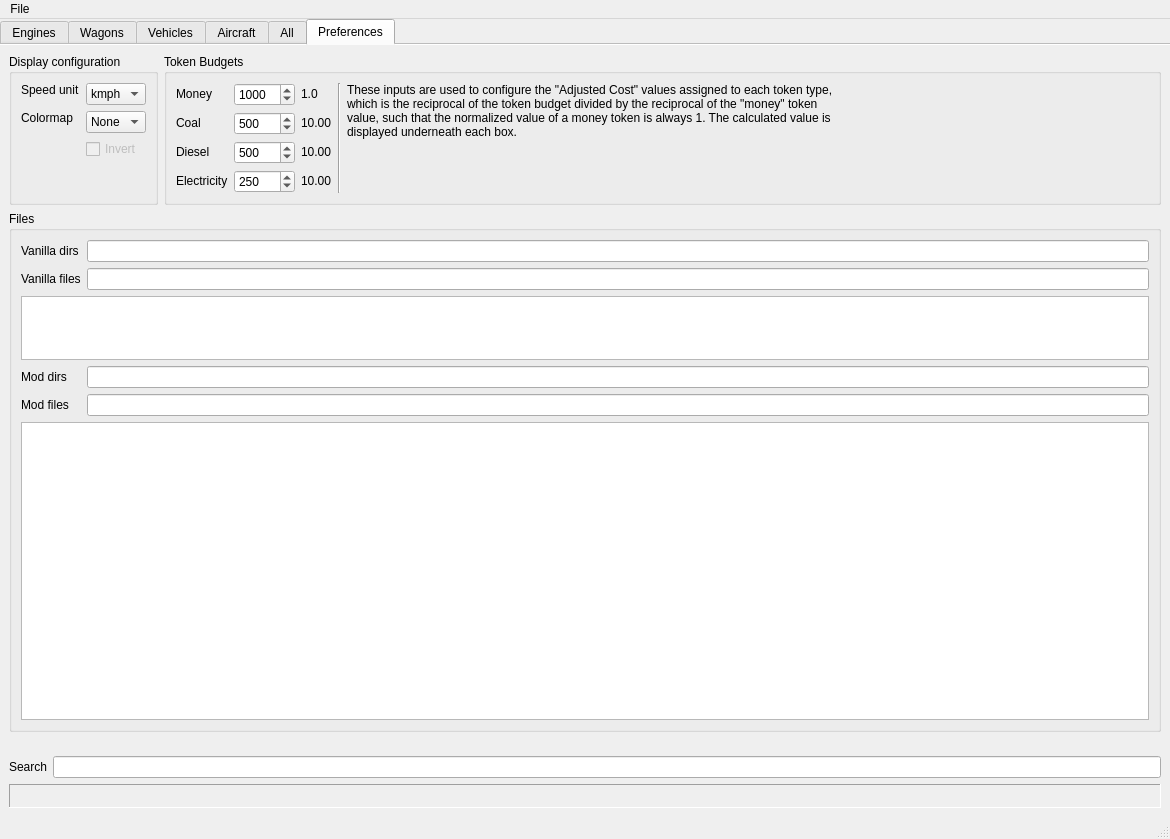
First picture: the form in mainwindow.ui, repository killerbee13/mashinky-stats, before the edit.
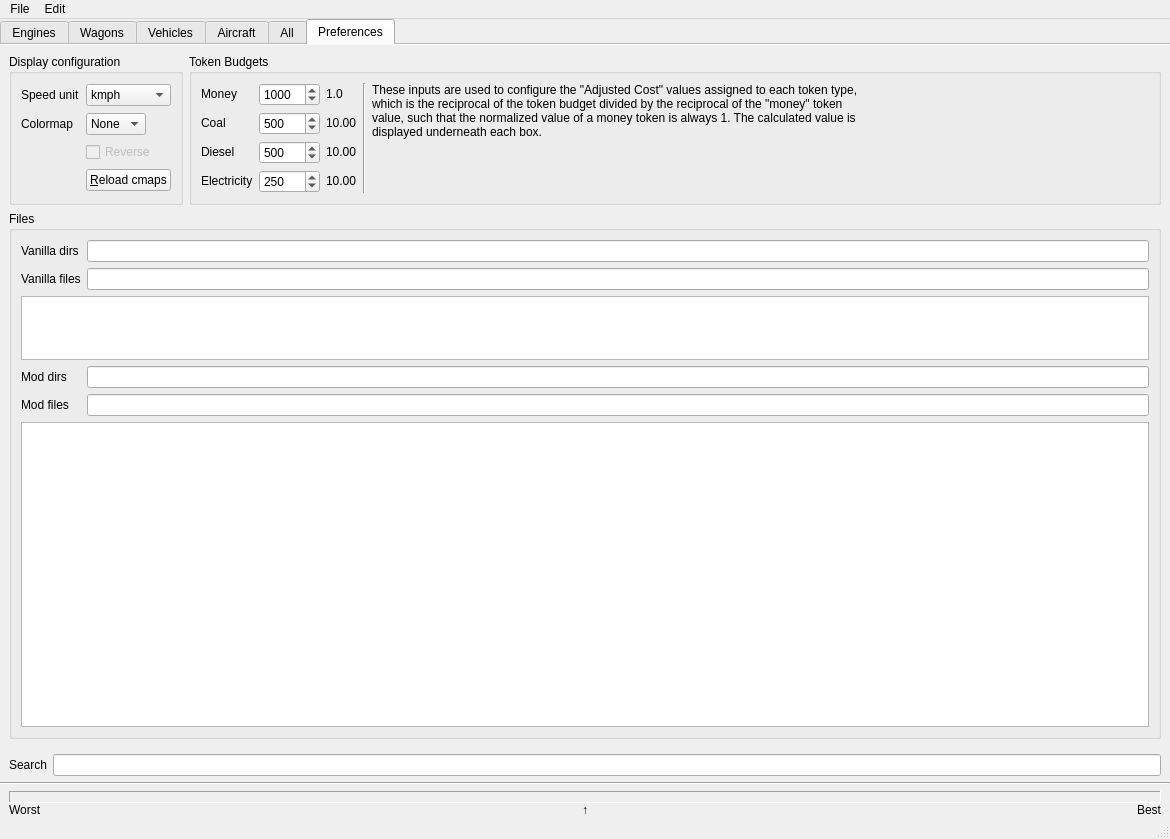
Second picture: the form after the edit. The open tabs and pages were chosen to show the change. Icons and pictures are not drawn.

Commit message:
Added Turbo R-O-G cmap, fixed layout for real(tm)
- Turbo R-O-G is slightly less than half of Turbo, reversed
- Tables now have minimal vertical row padding and columns now size to
their contents
- MainWindow now has a minimum size of 640x480, which is already small
enough that you can barely see anything on the tables
- Fixed the sizes of everything on the preferences tab so that nothing
gets cropped even at the minimum size
- Display and budget config boxes now have aligned vertical spacing,
finally
- cmap files can now be reloaded
- Added cmap center indicator

```diff
--- a/mainwindow.ui
+++ b/mainwindow.ui
@@ -10,6 +10,12 @@
     <height>839</height>
    </rect>
   </property>
+  <property name="minimumSize">
+   <size>
+    <width>640</width>
+    <height>480</height>
+   </size>
+  </property>
   <property name="windowTitle">
    <string>Mashinky Stats Viewer</string>
   </property>
@@ -36,8 +42,8 @@
     <property name="bottomMargin">
      <number>0</number>
     </property>
-    <item row="2" column="0">
-     <widget class="QFrame" name="frame_search">
+    <item row="3" column="0">
+     <widget class="QFrame" name="frame_vis_cmap">
       <property name="sizePolicy">
        <sizepolicy hsizetype="Expanding" vsizetype="Preferred">
         <horstretch>0</horstretch>
@@ -48,10 +54,76 @@
        <enum>QFrame::NoFrame</enum>
       </property>
       <property name="frameShadow">
-       <enum>QFrame::Plain</enum>
+       <enum>QFrame::Sunken</enum>
       </property>
       <layout class="QGridLayout" name="gridLayout_9">
-       <item row="2" column="0" colspan="2">
+       <property name="topMargin">
+        <number>0</number>
+       </property>
+       <property name="bottomMargin">
+        <number>0</number>
+       </property>
+       <property name="spacing">
+        <number>0</number>
+       </property>
+       <item row="2" column="1" alignment="Qt::AlignHCenter|Qt::AlignVCenter">
+        <widget class="QLabel" name="lbl_center_ind">
+         <property name="sizePolicy">
+          <sizepolicy hsizetype="Fixed" vsizetype="Preferred">
+           <horstretch>0</horstretch>
+           <verstretch>0</verstretch>
+          </sizepolicy>
+         </property>
+         <property name="text">
+          <string>↑</string>
+         </property>
+         <property name="alignment">
+          <set>Qt::AlignHCenter|Qt::AlignTop</set>
+         </property>
+        </widget>
+       </item>
+       <item row="2" column="2">
+        <widget class="QLabel" name="lbl_best">
+         <property name="sizePolicy">
+          <sizepolicy hsizetype="Fixed" vsizetype="Preferred">
+           <horstretch>0</horstretch>
+           <verstretch>0</verstretch>
+          </sizepolicy>
+         </property>
+         <property name="minimumSize">
+          <size>
+           <width>100</width>
+           <height>0</height>
+          </size>
+         </property>
+         <property name="text">
+          <string>Best</string>
+         </property>
+         <property name="alignment">
+          <set>Qt::AlignRight|Qt::AlignTrailing|Qt::AlignVCenter</set>
+         </property>
+        </widget>
+       </item>
+       <item row="2" column="0">
+        <widget class="QLabel" name="lbl_worst">
+         <property name="sizePolicy">
+          <sizepolicy hsizetype="Fixed" vsizetype="Preferred">
+           <horstretch>0</horstretch>
+           <verstretch>0</verstretch>
+          </sizepolicy>
+         </property>
+         <property name="minimumSize">
+          <size>
+           <width>100</width>
+           <height>0</height>
+          </size>
+         </property>
+         <property name="text">
+          <string>Worst</string>
+         </property>
+        </widget>
+       </item>
+       <item row="1" column="0" colspan="3">
         <widget class="QLabel" name="vis_cmap">
          <property name="sizePolicy">
           <sizepolicy hsizetype="Expanding" vsizetype="Fixed">
@@ -62,7 +134,13 @@
          <property name="minimumSize">
           <size>
            <width>0</width>
-           <height>24</height>
+           <height>12</height>
+          </size>
+         </property>
+         <property name="maximumSize">
+          <size>
+           <width>16777215</width>
+           <height>12</height>
           </size>
          </property>
          <property name="frameShape">
@@ -79,22 +157,6 @@
          </property>
         </widget>
        </item>
-       <item row="1" column="1">
-        <widget class="QLineEdit" name="lineEdit_search"/>
-       </item>
-       <item row="1" column="0">
-        <widget class="QLabel" name="lbl_search">
-         <property name="sizePolicy">
-          <sizepolicy hsizetype="Fixed" vsizetype="Preferred">
-           <horstretch>0</horstretch>
-           <verstretch>0</verstretch>
-          </sizepolicy>
-         </property>
-         <property name="text">
-          <string>Search</string>
-         </property>
-        </widget>
-       </item>
       </layout>
      </widget>
     </item>
@@ -276,6 +338,9 @@
           <property name="lineWidth">
            <number>0</number>
           </property>
+          <property name="sizeAdjustPolicy">
+           <enum>QAbstractScrollArea::AdjustToContents</enum>
+          </property>
           <property name="widgetResizable">
            <bool>true</bool>
           </property>
@@ -285,22 +350,22 @@
              <x>0</x>
              <y>0</y>
              <width>1170</width>
-             <height>687</height>
+             <height>691</height>
             </rect>
            </property>
            <layout class="QVBoxLayout" name="verticalLayout_2">
             <item alignment="Qt::AlignTop">
              <widget class="QFrame" name="frame">
               <property name="sizePolicy">
-               <sizepolicy hsizetype="Preferred" vsizetype="Fixed">
+               <sizepolicy hsizetype="MinimumExpanding" vsizetype="MinimumExpanding">
                 <horstretch>0</horstretch>
                 <verstretch>0</verstretch>
                </sizepolicy>
               </property>
               <property name="minimumSize">
                <size>
-                <width>16</width>
-                <height>12</height>
+                <width>0</width>
+                <height>0</height>
                </size>
               </property>
               <property name="frameShape">
@@ -325,11 +390,17 @@
                <item row="0" column="0">
                 <widget class="QGroupBox" name="groupBox_display">
                  <property name="sizePolicy">
-                  <sizepolicy hsizetype="Fixed" vsizetype="Expanding">
+                  <sizepolicy hsizetype="Fixed" vsizetype="MinimumExpanding">
                    <horstretch>0</horstretch>
                    <verstretch>0</verstretch>
                   </sizepolicy>
                  </property>
+                 <property name="minimumSize">
+                  <size>
+                   <width>0</width>
+                   <height>0</height>
+                  </size>
+                 </property>
                  <property name="maximumSize">
                   <size>
                    <width>16777215</width>
@@ -348,20 +419,44 @@
                  <property name="checkable">
                   <bool>false</bool>
                  </property>
-                 <layout class="QFormLayout" name="formLayout">
-                  <item row="0" column="0">
-                   <widget class="QLabel" name="label_unit">
+                 <layout class="QGridLayout" name="gridLayout_10">
+                  <item row="2" column="1">
+                   <widget class="QCheckBox" name="sel_cmap_inv">
+                    <property name="enabled">
+                     <bool>false</bool>
+                    </property>
                     <property name="sizePolicy">
-                     <sizepolicy hsizetype="Fixed" vsizetype="Fixed">
+                     <sizepolicy hsizetype="Preferred" vsizetype="Fixed">
                       <horstretch>0</horstretch>
                       <verstretch>0</verstretch>
                      </sizepolicy>
                     </property>
                     <property name="text">
-                     <string>Speed unit</string>
+                     <string>Reverse</string>
                     </property>
                    </widget>
                   </item>
+                  <item row="1" column="1">
+                   <widget class="QComboBox" name="sel_cmap">
+                    <property name="sizePolicy">
+                     <sizepolicy hsizetype="Fixed" vsizetype="Fixed">
+                      <horstretch>0</horstretch>
+                      <verstretch>0</verstretch>
+                     </sizepolicy>
+                    </property>
+                    <property name="minimumSize">
+                     <size>
+                      <width>60</width>
+                      <height>0</height>
+                     </size>
+                    </property>
+                    <item>
+                     <property name="text">
+                      <string>None</string>
+                     </property>
+                    </item>
+                   </widget>
+                  </item>
                   <item row="0" column="1">
                    <widget class="QComboBox" name="sel_unit">
                     <property name="sizePolicy">
@@ -388,8 +483,15 @@
                     </item>
                    </widget>
                   </item>
+                  <item row="3" column="1">
+                   <widget class="QPushButton" name="btn_reload_cmaps">
+                    <property name="text">
+                     <string>&amp;Reload cmaps</string>
+                    </property>
+                   </widget>
+                  </item>
                   <item row="1" column="0">
-                   <widget class="QLabel" name="label_cmap">
+                   <widget class="QLabel" name="lbl_cmap">
                     <property name="sizePolicy">
                      <sizepolicy hsizetype="Fixed" vsizetype="Fixed">
                       <horstretch>0</horstretch>
@@ -401,60 +503,16 @@
                     </property>
                    </widget>
                   </item>
-                  <item row="1" column="1">
-                   <widget class="QComboBox" name="sel_cmap">
+                  <item row="0" column="0">
+                   <widget class="QLabel" name="lbl_unit">
                     <property name="sizePolicy">
                      <sizepolicy hsizetype="Fixed" vsizetype="Fixed">
                       <horstretch>0</horstretch>
                       <verstretch>0</verstretch>
                      </sizepolicy>
                     </property>
-                    <property name="minimumSize">
-                     <size>
-                      <width>60</width>
-                      <height>0</height>
-                     </size>
-                    </property>
-                    <item>
-                     <property name="text">
-                      <string>None</string>
-                     </property>
-                    </item>
-                   </widget>
-                  </item>
-                  <item row="2" column="0">
-                   <widget class="QLabel" name="label_3">
                     <property name="text">
-                     <string/>
-                    </property>
-                   </widget>
-                  </item>
-                  <item row="2" column="1">
-                   <widget class="QCheckBox" name="sel_cmap_inv">
-                    <property name="enabled">
-                     <bool>false</bool>
-                    </property>
-                    <property name="sizePolicy">
-                     <sizepolicy hsizetype="Preferred" vsizetype="Fixed">
-                      <horstretch>0</horstretch>
-                      <verstretch>0</verstretch>
-                     </sizepolicy>
-                    </property>
-                    <property name="text">
-                     <string>Invert</string>
-                    </property>
-                   </widget>
-                  </item>
-                  <item row="3" column="0">
-                   <widget class="QLabel" name="label_2">
-                    <property name="sizePolicy">
-                     <sizepolicy hsizetype="Preferred" vsizetype="Fixed">
-                      <horstretch>0</horstretch>
-                      <verstretch>0</verstretch>
-                     </sizepolicy>
-                    </property>
-                    <property name="text">
-                     <string/>
+                     <string>Speed unit</string>
                     </property>
                    </widget>
                   </item>
@@ -464,14 +522,14 @@
                <item row="0" column="1">
                 <widget class="QGroupBox" name="groupBox_tokens">
                  <property name="sizePolicy">
-                  <sizepolicy hsizetype="Preferred" vsizetype="Fixed">
+                  <sizepolicy hsizetype="MinimumExpanding" vsizetype="MinimumExpanding">
                    <horstretch>0</horstretch>
                    <verstretch>0</verstretch>
                   </sizepolicy>
                  </property>
                  <property name="minimumSize">
                   <size>
-                   <width>300</width>
+                   <width>0</width>
                    <height>0</height>
                   </size>
                  </property>
@@ -497,7 +555,35 @@
                   <property name="verticalSpacing">
                    <number>6</number>
                   </property>
-                  <item row="1" column="2">
+                  <item row="3" column="1">
+                   <widget class="QSpinBox" name="amt_electric">
+                    <property name="sizePolicy">
+                     <sizepolicy hsizetype="Fixed" vsizetype="Fixed">
+                      <horstretch>0</horstretch>
+                      <verstretch>0</verstretch>
+                     </sizepolicy>
+                    </property>
+                    <property name="minimumSize">
+                     <size>
+                      <width>50</width>
+                      <height>0</height>
+                     </size>
+                    </property>
+                    <property name="maximum">
+                     <number>10000</number>
+                    </property>
+                    <property name="singleStep">
+                     <number>10</number>
+                    </property>
+                    <property name="stepType">
+                     <enum>QAbstractSpinBox::AdaptiveDecimalStepType</enum>
+                    </property>
+                    <property name="value">
+                     <number>250</number>
+                    </property>
+                   </widget>
+                  </item>
+                  <item row="0" column="2">
                    <widget class="QLabel" name="lbl_adj_cash">
                     <property name="sizePolicy">
                      <sizepolicy hsizetype="Fixed" vsizetype="Fixed">
@@ -516,93 +602,8 @@
                     </property>
                    </widget>
                   </item>
-                  <item row="1" column="0">
-                   <widget class="QLabel" name="lbl_cash">
-                    <property name="sizePolicy">
-                     <sizepolicy hsizetype="Minimum" vsizetype="Fixed">
-                      <horstretch>0</horstretch>
-                      <verstretch>0</verstretch>
-                     </sizepolicy>
-                    </property>
-                    <property name="text">
-                     <string>Money</string>
-                    </property>
-                   </widget>
-                  </item>
-                  <item row="1" column="1">
-                   <widget class="QSpinBox" name="amt_cash">
-                    <property name="sizePolicy">
-                     <sizepolicy hsizetype="Fixed" vsizetype="Fixed">
-                      <horstretch>0</horstretch>
-                      <verstretch>0</verstretch>
-                     </sizepolicy>
-                    </property>
-                    <property name="minimumSize">
-                     <size>
-                      <width>50</width>
-                      <height>0</height>
-                     </size>
-                    </property>
-                    <property name="frame">
-                     <bool>true</bool>
-                    </property>
-                    <property name="maximum">
-                     <number>10000</number>
-                    </property>
-                    <property name="singleStep">
-                     <number>10</number>
-                    </property>
-                    <property name="stepType">
-                     <enum>QAbstractSpinBox::AdaptiveDecimalStepType</enum>
-                    </property>
-                    <property name="value">
-                     <number>1000</number>
-                    </property>
-                   </widget>
-                  </item>
-                  <item row="2" column="1">
-                   <widget class="QSpinBox" name="amt_coal">
-                    <property name="sizePolicy">
-                     <sizepolicy hsizetype="Fixed" vsizetype="Fixed">
-                      <horstretch>0</horstretch>
-                      <verstretch>0</verstretch>
-                     </sizepolicy>
-                    </property>
-                    <property name="minimumSize">
-                     <size>
-                      <width>50</width>
-                      <height>0</height>
-                     </size>
-                    </property>
-                    <property name="maximum">
-                     <number>10000</number>
-                    </property>
-                    <property name="singleStep">
-                     <number>10</number>
-                    </property>
-                    <property name="stepType">
-                     <enum>QAbstractSpinBox::AdaptiveDecimalStepType</enum>
-                    </property>
-                    <property name="value">
-                     <number>500</number>
-                    </property>
-                   </widget>
-                  </item>
-                  <item row="2" column="0">
-                   <widget class="QLabel" name="lbl_coal">
-                    <property name="sizePolicy">
-                     <sizepolicy hsizetype="Minimum" vsizetype="Fixed">
-                      <horstretch>0</horstretch>
-                      <verstretch>0</verstretch>
-                     </sizepolicy>
-                    </property>
-                    <property name="text">
-                     <string>Coal</string>
-                    </property>
-                   </widget>
-                  </item>
                   <item row="2" column="2">
-                   <widget class="QLabel" name="lbl_adj_coal">
+                   <widget class="QLabel" name="lbl_adj_diesel">
                     <property name="sizePolicy">
                      <sizepolicy hsizetype="Minimum" vsizetype="Fixed">
                       <horstretch>0</horstretch>
@@ -620,7 +621,35 @@
                     </property>
                    </widget>
                   </item>
-                  <item row="3" column="1">
+                  <item row="1" column="1">
+                   <widget class="QSpinBox" name="amt_coal">
+                    <property name="sizePolicy">
+                     <sizepolicy hsizetype="Fixed" vsizetype="Fixed">
+                      <horstretch>0</horstretch>
+                      <verstretch>0</verstretch>
+                     </sizepolicy>
+                    </property>
+                    <property name="minimumSize">
+                     <size>
+                      <width>50</width>
+                      <height>0</height>
+                     </size>
+                    </property>
+                    <property name="maximum">
+                     <number>10000</number>
+                    </property>
+                    <property name="singleStep">
+                     <number>10</number>
+                    </property>
+                    <property name="stepType">
+                     <enum>QAbstractSpinBox::AdaptiveDecimalStepType</enum>
+                    </property>
+                    <property name="value">
+                     <number>500</number>
+                    </property>
+                   </widget>
+                  </item>
+                  <item row="2" column="1">
                    <widget class="QSpinBox" name="amt_diesel">
                     <property name="sizePolicy">
                      <sizepolicy hsizetype="Fixed" vsizetype="Fixed">
@@ -648,35 +677,7 @@
                     </property>
                    </widget>
                   </item>
-                  <item row="4" column="1">
-                   <widget class="QSpinBox" name="amt_electric">
-                    <property name="sizePolicy">
-                     <sizepolicy hsizetype="Fixed" vsizetype="Fixed">
-                      <horstretch>0</horstretch>
-                      <verstretch>0</verstretch>
-                     </sizepolicy>
-                    </property>
-                    <property name="minimumSize">
-                     <size>
-                      <width>50</width>
-                      <height>0</height>
-                     </size>
-                    </property>
-                    <property name="maximum">
-                     <number>10000</number>
-                    </property>
-                    <property name="singleStep">
-                     <number>10</number>
-                    </property>
-                    <property name="stepType">
-                     <enum>QAbstractSpinBox::AdaptiveDecimalStepType</enum>
-                    </property>
-                    <property name="value">
-                     <number>250</number>
-                    </property>
-                   </widget>
-                  </item>
-                  <item row="3" column="0">
+                  <item row="2" column="0">
                    <widget class="QLabel" name="lbl_diesel">
                     <property name="sizePolicy">
                      <sizepolicy hsizetype="Minimum" vsizetype="Fixed">
@@ -689,10 +690,36 @@
                     </property>
                    </widget>
                   </item>
-                  <item row="4" column="0">
-                   <widget class="QLabel" name="lbl_electric">
+                  <item row="1" column="0">
+                   <widget class="QLabel" name="lbl_coal">
                     <property name="sizePolicy">
-                     <sizepolicy hsizetype="Fixed" vsizetype="Fixed">
+                     <sizepolicy hsizetype="Minimum" vsizetype="Fixed">
+                      <horstretch>0</horstretch>
+                      <verstretch>0</verstretch>
+                     </sizepolicy>
+                    </property>
+                    <property name="text">
+                     <string>Coal</string>
+                    </property>
+                   </widget>
+                  </item>
+                  <item row="0" column="0">
+                   <widget class="QLabel" name="lbl_cash">
+                    <property name="sizePolicy">
+                     <sizepolicy hsizetype="Minimum" vsizetype="Fixed">
+                      <horstretch>0</horstretch>
+                      <verstretch>0</verstretch>
+                     </sizepolicy>
+                    </property>
+                    <property name="text">
+                     <string>Money</string>
+                    </property>
+                   </widget>
+                  </item>
+                  <item row="0" column="3" rowspan="4">
+                   <widget class="Line" name="line">
+                    <property name="sizePolicy">
+                     <sizepolicy hsizetype="Fixed" vsizetype="Expanding">
                       <horstretch>0</horstretch>
                       <verstretch>0</verstretch>
                      </sizepolicy>
@@ -703,31 +730,31 @@
                       <height>0</height>
                      </size>
                     </property>
+                    <property name="orientation">
+                     <enum>Qt::Vertical</enum>
+                    </property>
+                   </widget>
+                  </item>
+                  <item row="1" column="2">
+                   <widget class="QLabel" name="lbl_adj_coal">
+                    <property name="sizePolicy">
+                     <sizepolicy hsizetype="Minimum" vsizetype="Fixed">
+                      <horstretch>0</horstretch>
+                      <verstretch>0</verstretch>
+                     </sizepolicy>
+                    </property>
+                    <property name="minimumSize">
+                     <size>
+                      <width>30</width>
+                      <height>0</height>
+                     </size>
+                    </property>
                     <property name="text">
-                     <string>Electricity</string>
+                     <string>10.00</string>
                     </property>
                    </widget>
                   </item>
                   <item row="3" column="2">
-                   <widget class="QLabel" name="lbl_adj_diesel">
-                    <property name="sizePolicy">
-                     <sizepolicy hsizetype="Minimum" vsizetype="Fixed">
-                      <horstretch>0</horstretch>
-                      <verstretch>0</verstretch>
-                     </sizepolicy>
-                    </property>
-                    <property name="minimumSize">
-                     <size>
-                      <width>30</width>
-                      <height>0</height>
-                     </size>
-                    </property>
-                    <property name="text">
-                     <string>10.00</string>
-                    </property>
-                   </widget>
-                  </item>
-                  <item row="4" column="2">
                    <widget class="QLabel" name="lbl_adj_electric">
                     <property name="sizePolicy">
                      <sizepolicy hsizetype="Minimum" vsizetype="Fixed">
@@ -746,17 +773,48 @@
                     </property>
                    </widget>
                   </item>
-                  <item row="1" column="4" rowspan="4" colspan="3">
-                   <widget class="QLabel" name="label">
+                  <item row="0" column="1">
+                   <widget class="QSpinBox" name="amt_cash">
                     <property name="sizePolicy">
-                     <sizepolicy hsizetype="Expanding" vsizetype="Expanding">
+                     <sizepolicy hsizetype="Fixed" vsizetype="Fixed">
                       <horstretch>0</horstretch>
                       <verstretch>0</verstretch>
                      </sizepolicy>
                     </property>
                     <property name="minimumSize">
                      <size>
-                      <width>240</width>
+                      <width>50</width>
+                      <height>0</height>
+                     </size>
+                    </property>
+                    <property name="frame">
+                     <bool>true</bool>
+                    </property>
+                    <property name="maximum">
+                     <number>10000</number>
+                    </property>
+                    <property name="singleStep">
+                     <number>10</number>
+                    </property>
+                    <property name="stepType">
+                     <enum>QAbstractSpinBox::AdaptiveDecimalStepType</enum>
+                    </property>
+                    <property name="value">
+                     <number>1000</number>
+                    </property>
+                   </widget>
+                  </item>
+                  <item row="0" column="4" rowspan="4" colspan="2">
+                   <widget class="QLabel" name="lbl_adjcost_desc">
+                    <property name="sizePolicy">
+                     <sizepolicy hsizetype="Preferred" vsizetype="Expanding">
+                      <horstretch>0</horstretch>
+                      <verstretch>0</verstretch>
+                     </sizepolicy>
+                    </property>
+                    <property name="minimumSize">
+                     <size>
+                      <width>180</width>
                       <height>0</height>
                      </size>
                     </property>
@@ -783,10 +841,10 @@
                     </property>
                    </widget>
                   </item>
-                  <item row="1" column="3" rowspan="4">
-                   <widget class="Line" name="line">
+                  <item row="3" column="0">
+                   <widget class="QLabel" name="lbl_electric">
                     <property name="sizePolicy">
-                     <sizepolicy hsizetype="Fixed" vsizetype="Expanding">
+                     <sizepolicy hsizetype="Fixed" vsizetype="Fixed">
                       <horstretch>0</horstretch>
                       <verstretch>0</verstretch>
                      </sizepolicy>
@@ -797,8 +855,8 @@
                       <height>0</height>
                      </size>
                     </property>
-                    <property name="orientation">
-                     <enum>Qt::Vertical</enum>
+                    <property name="text">
+                     <string>Electricity</string>
                     </property>
                    </widget>
                   </item>
@@ -940,6 +998,66 @@
       </widget>
      </widget>
     </item>
+    <item row="1" column="0">
+     <widget class="QFrame" name="frame_search">
+      <property name="sizePolicy">
+       <sizepolicy hsizetype="Preferred" vsizetype="Fixed">
+        <horstretch>0</horstretch>
+        <verstretch>0</verstretch>
+       </sizepolicy>
+      </property>
+      <property name="frameShape">
+       <enum>QFrame::NoFrame</enum>
+      </property>
+      <property name="frameShadow">
+       <enum>QFrame::Raised</enum>
+      </property>
+      <layout class="QFormLayout" name="formLayout">
+       <property name="verticalSpacing">
+        <number>0</number>
+       </property>
+       <property name="topMargin">
+        <number>0</number>
+       </property>
+       <property name="bottomMargin">
+        <number>0</number>
+       </property>
+       <item row="0" column="0">
+        <widget class="QLabel" name="lbl_search">
+         <property name="sizePolicy">
+          <sizepolicy hsizetype="Fixed" vsizetype="Preferred">
+           <horstretch>0</horstretch>
+           <verstretch>0</verstretch>
+          </sizepolicy>
+         </property>
+         <property name="text">
+          <string>Search</string>
+         </property>
+        </widget>
+       </item>
+       <item row="0" column="1">
+        <widget class="QLineEdit" name="lineEdit_search">
+         <property name="clearButtonEnabled">
+          <bool>true</bool>
+         </property>
+        </widget>
+       </item>
+      </layout>
+     </widget>
+    </item>
+    <item row="2" column="0">
+     <widget class="Line" name="line_2">
+      <property name="sizePolicy">
+       <sizepolicy hsizetype="Minimum" vsizetype="Fixed">
+        <horstretch>0</horstretch>
+        <verstretch>0</verstretch>
+       </sizepolicy>
+      </property>
+      <property name="orientation">
+       <enum>Qt::Horizontal</enum>
+      </property>
+     </widget>
+    </item>
    </layout>
   </widget>
   <widget class="QMenuBar" name="menubar">
@@ -960,7 +1078,16 @@
     <addaction name="separator"/>
     <addaction name="actionQuit"/>
    </widget>
+   <widget class="QMenu" name="menuEdit">
+    <property name="title">
+     <string>Edit</string>
+    </property>
+    <addaction name="actionCopy"/>
+    <addaction name="separator"/>
+    <addaction name="actionSelect_All"/>
+   </widget>
    <addaction name="menuFiles"/>
+   <addaction name="menuEdit"/>
   </widget>
   <widget class="QStatusBar" name="statusbar"/>
   <action name="actionOpen">
```
Left out of the diff: 138 changed lines with no effect on the pictures. The commit also changes 6 other files.
